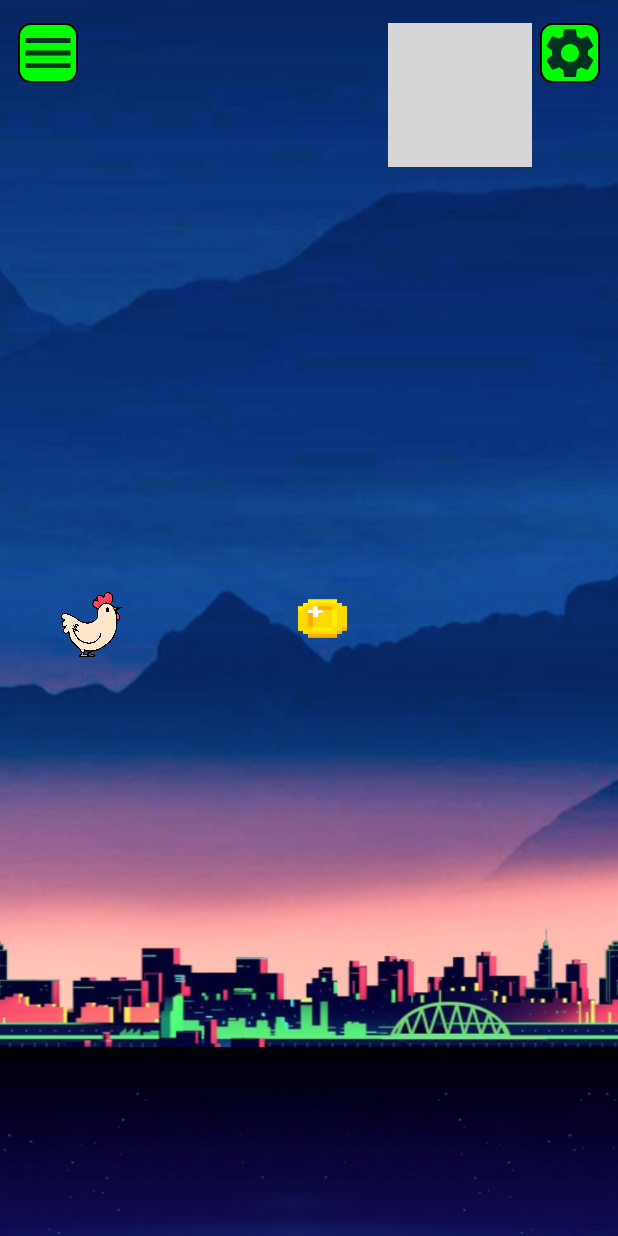
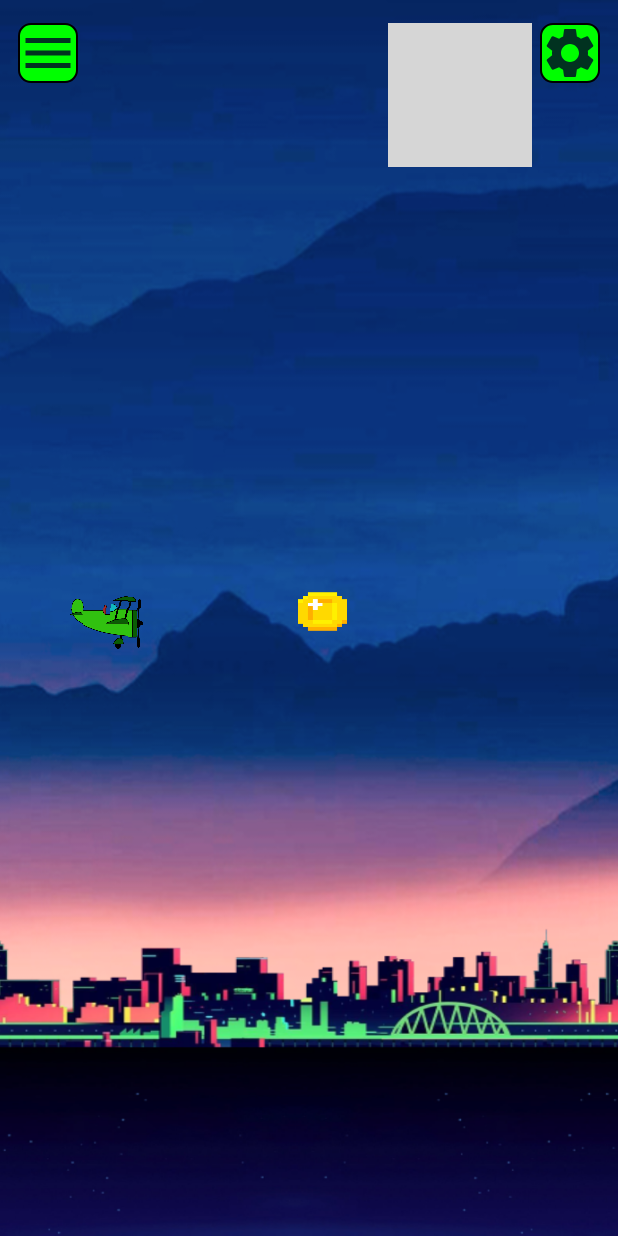
Before and after one commit to LorenzoCorradi/Flying_Chicken, an Android app: the MainActivity screen opened directly, with no data from a screen before it, on a phone screen of 412 x 824 dp. Run offline under Robolectric (Android 15) with nearby library versions, the phone set to English and light mode, and no system bars; grey boxes are pictures that could not be loaded.

Commit message:
aggiunto aereo e fisica in volo

```diff
--- a/app/src/main/java/com/example/flyingchicken/Bird.java
+++ b/app/src/main/java/com/example/flyingchicken/Bird.java
@@ -4,6 +4,7 @@ import static com.example.flyingchicken.Constants.SCREEN_HEIGHT;
 
 import android.graphics.Bitmap;
 import android.graphics.Canvas;
+import android.graphics.Matrix;
 
 import java.util.ArrayList;
 
@@ -11,18 +12,32 @@ public class Bird extends BaseObject{
     private int count ,vFlap,idCurrentBitmap;
     private ArrayList<Bitmap> arrBms=new ArrayList<>();
     public float drop;
+    public float rotate=0;          //attributo che mi indica di quanti gradi è ruotato l'oggetto
     public Bird(){
         this.count=0;
-        this.vFlap=10;
+        this.vFlap=5;
         this.idCurrentBitmap=0;
         this.drop=0;
     }
     public void draw(Canvas canvas,Boolean status){
+        Matrix matrix=new Matrix();         //non chiedermi cosa sia di preciso una matrix
         if(status==false){
+
+            if(drop<-7){            //faccio in modo che non scodi troppo verso l'alto quando tocco lo schermo per farlo salire
+                matrix.postRotate((drop+rotate*4)/5);       //media pesata fra l'angolo precedente *4 e il nuovo angolo basato sulla velocità di caduta(in questo caso salita)
+                rotate=(drop+rotate*4)/5;
+            }else{
+                matrix.postRotate((drop+rotate)/2);         //media fra angolo precedente e quello nuovo
+                rotate=(drop+rotate)/2;
+            }
+
             drop();
         }
 
-        canvas.drawBitmap(this.getBm(),this.x,this.y,null);
+
+
+        matrix.postTranslate(this.x,this.y);                        //setto la x e la y dell'oggetto
+        canvas.drawBitmap(this.getBm(),matrix,null);
     }
 
     private void drop() {
@@ -41,6 +56,7 @@ public class Bird extends BaseObject{
         for(int i=0;i<arrBms.size();i++){
             this.arrBms.set(i,Bitmap.createScaledBitmap(this.arrBms.get(i),this.width,this.height,true));
         }
+
     }
 
     @Override
@@ -48,30 +64,20 @@ public class Bird extends BaseObject{
 
         count++;
         if(this.count==this.vFlap){
-            if(this.idCurrentBitmap==1){
-                this.idCurrentBitmap=0;
-            }
-            else{
-                this.idCurrentBitmap++;
-            }
-           /* for(int i=0;i<arrBms.size();i++){
-                if(1==arrBms.size()-1){
-
-                    this.idCurrentBitmap=0;
-                    break;
-
-                }else if(this.idCurrentBitmap==i){
-
-                    idCurrentBitmap=i+1;
-                    break;
-                }
-
-            }*/
+           if(this.idCurrentBitmap==this.arrBms.size()-1){
+               this.idCurrentBitmap=0;
+           }
+           else{
+               this.idCurrentBitmap++;
+           }
             count=0;
 
         }
         return this.arrBms.get(idCurrentBitmap);
     }
+
+
+
 
     public float getDrop() {
         return drop;
--- a/app/src/main/java/com/example/flyingchicken/GameView.java
+++ b/app/src/main/java/com/example/flyingchicken/GameView.java
@@ -32,8 +32,8 @@ public class GameView extends View {
         this.setBackground(context.getDrawable(Constants.BACKGROUND));
         bird=new Bird();
 
-        bird.setWidth((100*Constants.SCREEN_WIDTH/1000));
-        bird.setHeight((100*Constants.SCREEN_HEIGHT/1900));
+        bird.setWidth((150*Constants.SCREEN_WIDTH/1000));
+        bird.setHeight((120*Constants.SCREEN_HEIGHT/1900));
         bird.setX(100*Constants.SCREEN_WIDTH/1000);
         bird.setY(Constants.SCREEN_HEIGHT/2-bird.getHeight()/2);
         ArrayList<Bitmap> arrBms=new ArrayList<>();
@@ -42,8 +42,8 @@ public class GameView extends View {
         arrBms.add(BitmapFactory.decodeResource(this.getResources(),R.drawable.eli_frame2));
         arrBms.add(BitmapFactory.decodeResource(this.getResources(),R.drawable.eli_frame3));
         arrBms.add(BitmapFactory.decodeResource(this.getResources(),R.drawable.eli_frame4));*/
-        arrBms.add(BitmapFactory.decodeResource(this.getResources(),R.drawable.chicken_frame1));
-        arrBms.add(BitmapFactory.decodeResource(this.getResources(),R.drawable.chiken_frame2));
+        arrBms.add(BitmapFactory.decodeResource(this.getResources(),R.drawable.plane1));
+        arrBms.add(BitmapFactory.decodeResource(this.getResources(),R.drawable.plane2));
         bird.setArrBms(arrBms);
 
         coin=new Coin();
```
Also changed, not shown: app/src/main/java/com/example/flyingchicken/MainActivity2.java (+24 -0 lines), app/src/main/res/drawable/plane1.png (added), app/src/main/res/drawable/plane2.png (added).
